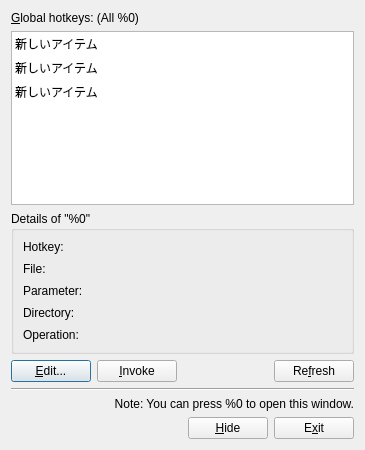
Aoi-hosizora/GlobalHotkeyManager, file maindialog.ui: the form before one commit.
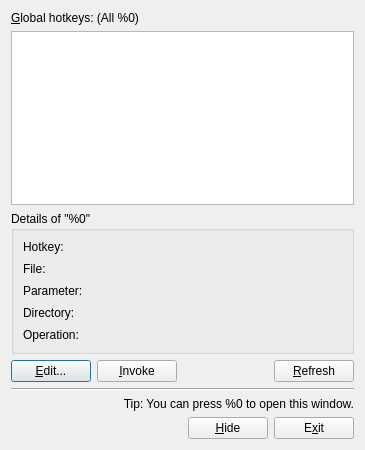
The form after the commit.

The edit to the form file:
```diff
--- a/maindialog.ui
+++ b/maindialog.ui
@@ -48,21 +48,6 @@
      <property name="horizontalScrollMode">
       <enum>QAbstractItemView::ScrollPerPixel</enum>
      </property>
-     <item>
-      <property name="text">
-       <string>新しいアイテム</string>
-      </property>
-     </item>
-     <item>
-      <property name="text">
-       <string>新しいアイテム</string>
-      </property>
-     </item>
-     <item>
-      <property name="text">
-       <string>新しいアイテム</string>
-      </property>
-     </item>
     </widget>
    </item>
    <item>
@@ -192,7 +177,7 @@
      <item>
       <widget class="QPushButton" name="btnRefresh">
        <property name="text">
-        <string>Re&amp;fresh</string>
+        <string>&amp;Refresh</string>
        </property>
       </widget>
      </item>
@@ -208,7 +193,7 @@
    <item>
     <widget class="QLabel" name="lblHint">
      <property name="text">
-      <string>Note: You can press %0 to open this window.</string>
+      <string>Tip: You can press %0 to open this window.</string>
      </property>
      <property name="alignment">
       <set>Qt::AlignRight|Qt::AlignTrailing|Qt::AlignVCenter</set>
```
